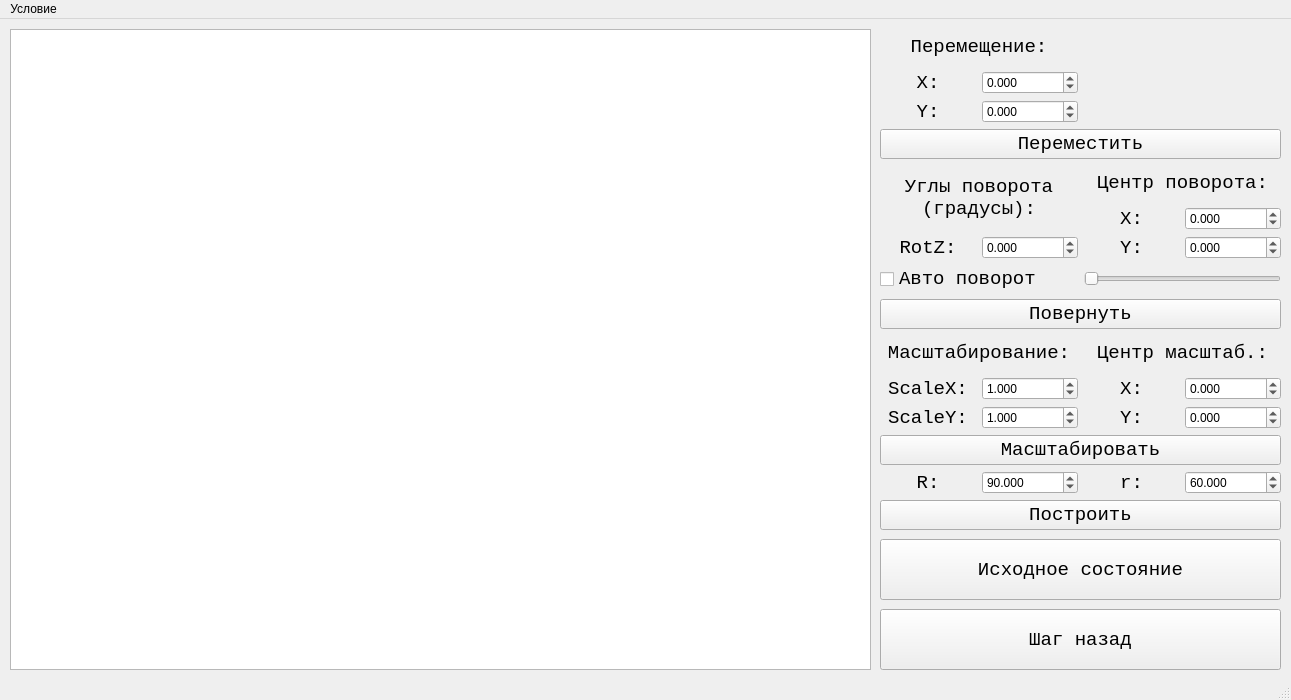
Before: the Qt Designer form lab_02_cg/mainwindow.ui in 4otis/4sem-computer-graphics, drawn with Qt 5.
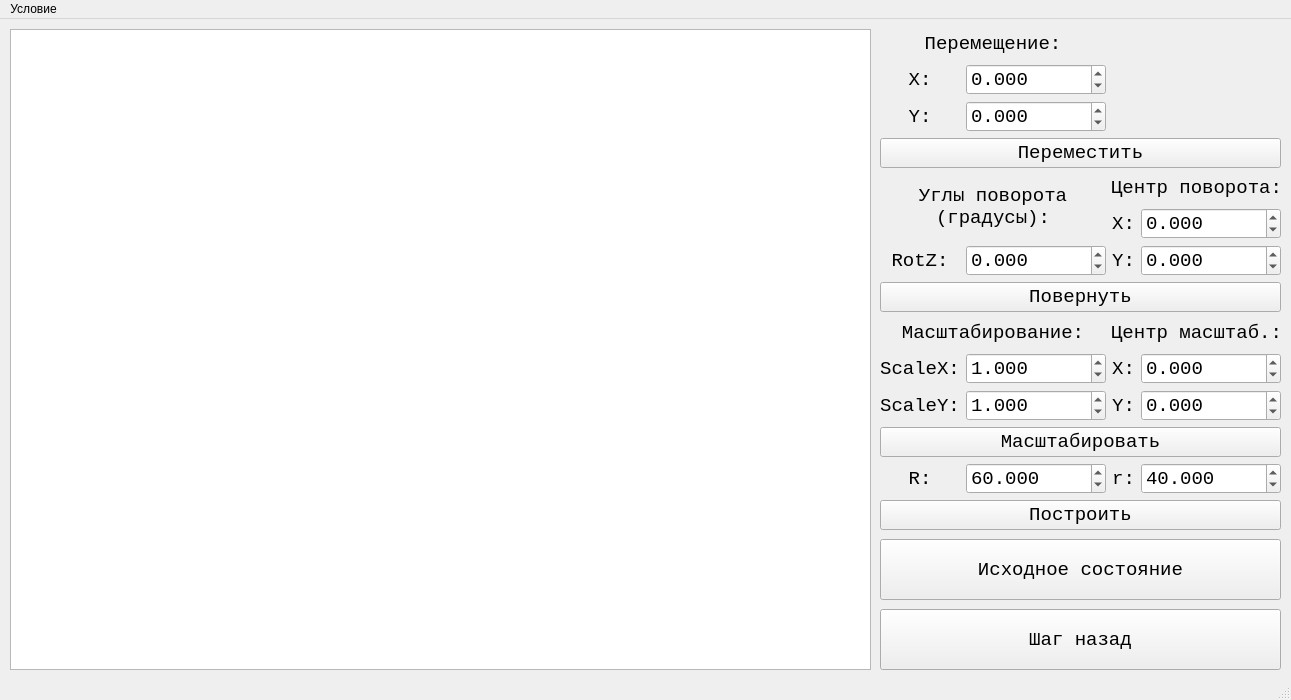
After: the same form once the commit is applied.

What changed in the file:
```diff
--- a/lab_02_cg/mainwindow.ui
+++ b/lab_02_cg/mainwindow.ui
@@ -86,6 +86,205 @@
      </rect>
     </property>
     <layout class="QGridLayout" name="gridLayout">
+     <item row="9" column="2">
+      <widget class="QLabel" name="label_10">
+       <property name="font">
+        <font>
+         <family>Consolas</family>
+         <pointsize>14</pointsize>
+        </font>
+       </property>
+       <property name="text">
+        <string>X:</string>
+       </property>
+       <property name="alignment">
+        <set>Qt::AlignCenter</set>
+       </property>
+      </widget>
+     </item>
+     <item row="12" column="1">
+      <widget class="QDoubleSpinBox" name="dspBuildA">
+       <property name="font">
+        <font>
+         <family>Consolas</family>
+         <pointsize>14</pointsize>
+        </font>
+       </property>
+       <property name="decimals">
+        <number>3</number>
+       </property>
+       <property name="minimum">
+        <double>0.001000000000000</double>
+       </property>
+       <property name="maximum">
+        <double>300.000000000000000</double>
+       </property>
+       <property name="value">
+        <double>60.000000000000000</double>
+       </property>
+      </widget>
+     </item>
+     <item row="0" column="0" colspan="2">
+      <widget class="QLabel" name="label01">
+       <property name="font">
+        <font>
+         <family>Consolas</family>
+         <pointsize>14</pointsize>
+        </font>
+       </property>
+       <property name="text">
+        <string>Перемещение:</string>
+       </property>
+       <property name="alignment">
+        <set>Qt::AlignCenter</set>
+       </property>
+      </widget>
+     </item>
+     <item row="12" column="3">
+      <widget class="QDoubleSpinBox" name="dspBuildB">
+       <property name="font">
+        <font>
+         <family>Consolas</family>
+         <pointsize>14</pointsize>
+        </font>
+       </property>
+       <property name="decimals">
+        <number>3</number>
+       </property>
+       <property name="minimum">
+        <double>0.001000000000000</double>
+       </property>
+       <property name="maximum">
+        <double>300.000000000000000</double>
+       </property>
+       <property name="value">
+        <double>40.000000000000000</double>
+       </property>
+      </widget>
+     </item>
+     <item row="5" column="3">
+      <widget class="QDoubleSpinBox" name="dspRotXcenter">
+       <property name="font">
+        <font>
+         <family>Consolas</family>
+         <pointsize>14</pointsize>
+        </font>
+       </property>
+       <property name="decimals">
+        <number>3</number>
+       </property>
+       <property name="minimum">
+        <double>-1000000.000000000000000</double>
+       </property>
+       <property name="maximum">
+        <double>1000000.000000000000000</double>
+       </property>
+      </widget>
+     </item>
+     <item row="6" column="1">
+      <widget class="QDoubleSpinBox" name="dspRotZ">
+       <property name="font">
+        <font>
+         <family>Consolas</family>
+         <pointsize>14</pointsize>
+        </font>
+       </property>
+       <property name="decimals">
+        <number>3</number>
+       </property>
+       <property name="minimum">
+        <double>-1000000.000000000000000</double>
+       </property>
+       <property name="maximum">
+        <double>1000000.000000000000000</double>
+       </property>
+       <property name="value">
+        <double>0.000000000000000</double>
+       </property>
+      </widget>
+     </item>
+     <item row="7" column="0" colspan="4">
+      <widget class="QPushButton" name="btnRotate">
+       <property name="font">
+        <font>
+         <family>Consolas</family>
+         <pointsize>14</pointsize>
+         <bold>false</bold>
+        </font>
+       </property>
+       <property name="text">
+        <string>Повернуть</string>
+       </property>
+      </widget>
+     </item>
+     <item row="5" column="2">
+      <widget class="QLabel" name="label_18">
+       <property name="font">
+        <font>
+         <family>Consolas</family>
+         <pointsize>14</pointsize>
+        </font>
+       </property>
+       <property name="text">
+        <string>X:</string>
+       </property>
+       <property name="alignment">
+        <set>Qt::AlignCenter</set>
+       </property>
+      </widget>
+     </item>
+     <item row="2" column="1">
+      <widget class="QDoubleSpinBox" name="dspMoveY">
+       <property name="font">
+        <font>
+         <family>Consolas</family>
+         <pointsize>14</pointsize>
+        </font>
+       </property>
+       <property name="decimals">
+        <number>3</number>
+       </property>
+       <property name="minimum">
+        <double>-1000000.000000000000000</double>
+       </property>
+       <property name="maximum">
+        <double>1000000.000000000000000</double>
+       </property>
+       <property name="value">
+        <double>0.000000000000000</double>
+       </property>
+      </widget>
+     </item>
+     <item row="8" column="0" colspan="2">
+      <widget class="QLabel" name="label_7">
+       <property name="font">
+        <font>
+         <family>Consolas</family>
+         <pointsize>14</pointsize>
+        </font>
+       </property>
+       <property name="text">
+        <string>Масштабирование:</string>
+       </property>
+       <property name="alignment">
+        <set>Qt::AlignCenter</set>
+       </property>
+      </widget>
+     </item>
+     <item row="11" column="0" colspan="4">
+      <widget class="QPushButton" name="btnScale">
+       <property name="font">
+        <font>
+         <family>Consolas</family>
+         <pointsize>14</pointsize>
+         <bold>false</bold>
+        </font>
+       </property>
+       <property name="text">
+        <string>Масштабировать</string>
+       </property>
+      </widget>
+     </item>
      <item row="1" column="0">
       <widget class="QLabel" name="label_2">
        <property name="font">
@@ -102,38 +301,6 @@
        </property>
       </widget>
      </item>
-     <item row="13" column="1">
-      <widget class="QDoubleSpinBox" name="dspBuildA">
-       <property name="decimals">
-        <number>3</number>
-       </property>
-       <property name="minimum">
-        <double>0.001000000000000</double>
-       </property>
-       <property name="maximum">
-        <double>300.000000000000000</double>
-       </property>
-       <property name="value">
-        <double>90.000000000000000</double>
-       </property>
-      </widget>
-     </item>
-     <item row="10" column="2">
-      <widget class="QLabel" name="label_10">
-       <property name="font">
-        <font>
-         <family>Consolas</family>
-         <pointsize>14</pointsize>
-        </font>
-       </property>
-       <property name="text">
-        <string>X:</string>
-       </property>
-       <property name="alignment">
-        <set>Qt::AlignCenter</set>
-       </property>
-      </widget>
-     </item>
      <item row="4" column="0" rowspan="2" colspan="2">
       <widget class="QLabel" name="label_13">
        <property name="font">
@@ -151,84 +318,7 @@
        </property>
       </widget>
      </item>
-     <item row="9" column="0" colspan="2">
-      <widget class="QLabel" name="label_7">
-       <property name="font">
-        <font>
-         <family>Consolas</family>
-         <pointsize>14</pointsize>
-        </font>
-       </property>
-       <property name="text">
-        <string>Масштабирование:</string>
-       </property>
-       <property name="alignment">
-        <set>Qt::AlignCenter</set>
-       </property>
-      </widget>
-     </item>
-     <item row="5" column="2">
-      <widget class="QLabel" name="label_18">
-       <property name="font">
-        <font>
-         <family>Consolas</family>
-         <pointsize>14</pointsize>
-        </font>
-       </property>
-       <property name="text">
-        <string>X:</string>
-       </property>
-       <property name="alignment">
-        <set>Qt::AlignCenter</set>
-       </property>
-      </widget>
-     </item>
-     <item row="11" column="3">
-      <widget class="QDoubleSpinBox" name="dspScaleYcenter">
-       <property name="decimals">
-        <number>3</number>
-       </property>
-       <property name="minimum">
-        <double>-1000000.000000000000000</double>
-       </property>
-       <property name="maximum">
-        <double>1000000.000000000000000</double>
-       </property>
-       <property name="value">
-        <double>0.000000000000000</double>
-       </property>
-      </widget>
-     </item>
-     <item row="11" column="1">
-      <widget class="QDoubleSpinBox" name="dspScaleY">
-       <property name="decimals">
-        <number>3</number>
-       </property>
-       <property name="minimum">
-        <double>-1000000.000000000000000</double>
-       </property>
-       <property name="maximum">
-        <double>1000000.000000000000000</double>
-       </property>
-       <property name="value">
-        <double>1.000000000000000</double>
-       </property>
-      </widget>
-     </item>
-     <item row="7" column="0" colspan="2">
-      <widget class="QCheckBox" name="checkBoxAutoRotation">
-       <property name="font">
-        <font>
-         <family>Consolas</family>
-         <pointsize>14</pointsize>
-        </font>
-       </property>
-       <property name="text">
-        <string>Авто поворот</string>
-       </property>
-      </widget>
-     </item>
-     <item row="11" column="0">
+     <item row="10" column="0">
       <widget class="QLabel" name="label_6">
        <property name="font">
         <font>
@@ -244,38 +334,6 @@
        </property>
       </widget>
      </item>
-     <item row="13" column="2">
-      <widget class="QLabel" name="label_8">
-       <property name="font">
-        <font>
-         <family>Consolas</family>
-         <pointsize>14</pointsize>
-        </font>
-       </property>
-       <property name="text">
-        <string>r:</string>
-       </property>
-       <property name="alignment">
-        <set>Qt::AlignCenter</set>
-       </property>
-      </widget>
-     </item>
-     <item row="10" column="0">
-      <widget class="QLabel" name="label_5">
-       <property name="font">
-        <font>
-         <family>Consolas</family>
-         <pointsize>14</pointsize>
-        </font>
-       </property>
-       <property name="text">
-        <string>ScaleX:</string>
-       </property>
-       <property name="alignment">
-        <set>Qt::AlignCenter</set>
-       </property>
-      </widget>
-     </item>
      <item row="6" column="0">
       <widget class="QLabel" name="label_15">
        <property name="font">
@@ -292,38 +350,14 @@
        </property>
       </widget>
      </item>
-     <item row="12" column="0" colspan="4">
-      <widget class="QPushButton" name="btnScale">
-       <property name="font">
-        <font>
-         <family>Consolas</family>
-         <pointsize>14</pointsize>
-         <bold>false</bold>
-        </font>
-       </property>
-       <property name="text">
-        <string>Масштабировать</string>
-       </property>
-      </widget>
-     </item>
-     <item row="6" column="2">
-      <widget class="QLabel" name="label_20">
-       <property name="font">
-        <font>
-         <family>Consolas</family>
-         <pointsize>14</pointsize>
-        </font>
-       </property>
-       <property name="text">
-        <string>Y:</string>
-       </property>
-       <property name="alignment">
-        <set>Qt::AlignCenter</set>
-       </property>
-      </widget>
-     </item>
      <item row="10" column="1">
-      <widget class="QDoubleSpinBox" name="dspScaleX">
+      <widget class="QDoubleSpinBox" name="dspScaleY">
+       <property name="font">
+        <font>
+         <family>Consolas</family>
+         <pointsize>14</pointsize>
+        </font>
+       </property>
        <property name="decimals">
         <number>3</number>
        </property>
@@ -338,8 +372,8 @@
        </property>
       </widget>
      </item>
-     <item row="8" column="0" colspan="4">
-      <widget class="QPushButton" name="btnRotate">
+     <item row="13" column="0" colspan="4">
+      <widget class="QPushButton" name="btnBuild">
        <property name="font">
         <font>
          <family>Consolas</family>
@@ -348,11 +382,11 @@
         </font>
        </property>
        <property name="text">
-        <string>Повернуть</string>
+        <string>Построить</string>
        </property>
       </widget>
      </item>
-     <item row="13" column="0">
+     <item row="12" column="0">
       <widget class="QLabel" name="label_4">
        <property name="font">
         <font>
@@ -368,24 +402,8 @@
        </property>
       </widget>
      </item>
-     <item row="13" column="3">
-      <widget class="QDoubleSpinBox" name="dspBuildB">
-       <property name="decimals">
-        <number>3</number>
-       </property>
-       <property name="minimum">
-        <double>0.001000000000000</double>
-       </property>
-       <property name="maximum">
-        <double>300.000000000000000</double>
-       </property>
-       <property name="value">
-        <double>60.000000000000000</double>
-       </property>
-      </widget>
-     </item>
-     <item row="11" column="2">
-      <widget class="QLabel" name="label_11">
+     <item row="9" column="0">
+      <widget class="QLabel" name="label_5">
        <property name="font">
         <font>
          <family>Consolas</family>
@@ -393,134 +411,21 @@
         </font>
        </property>
        <property name="text">
-        <string>Y:</string>
+        <string>ScaleX:</string>
        </property>
        <property name="alignment">
         <set>Qt::AlignCenter</set>
        </property>
       </widget>
      </item>
-     <item row="1" column="1">
-      <widget class="QDoubleSpinBox" name="dspMoveX">
-       <property name="decimals">
-        <number>3</number>
-       </property>
-       <property name="minimum">
-        <double>-1000000.000000000000000</double>
-       </property>
-       <property name="maximum">
-        <double>1000000.000000000000000</double>
-       </property>
-      </widget>
-     </item>
-     <item row="0" column="0" colspan="2">
-      <widget class="QLabel" name="label01">
-       <property name="font">
-        <font>
-         <family>Consolas</family>
-         <pointsize>14</pointsize>
-        </font>
-       </property>
-       <property name="text">
-        <string>Перемещение:</string>
-       </property>
-       <property name="alignment">
-        <set>Qt::AlignCenter</set>
-       </property>
-      </widget>
-     </item>
-     <item row="7" column="2" colspan="2">
-      <widget class="QSlider" name="horizontalSlider">
-       <property name="minimum">
-        <number>1</number>
-       </property>
-       <property name="maximum">
-        <number>100</number>
-       </property>
-       <property name="tracking">
-        <bool>true</bool>
-       </property>
-       <property name="orientation">
-        <enum>Qt::Horizontal</enum>
-       </property>
-      </widget>
-     </item>
-     <item row="2" column="1">
-      <widget class="QDoubleSpinBox" name="dspMoveY">
-       <property name="decimals">
-        <number>3</number>
-       </property>
-       <property name="minimum">
-        <double>-1000000.000000000000000</double>
-       </property>
-       <property name="maximum">
-        <double>1000000.000000000000000</double>
-       </property>
-       <property name="value">
-        <double>0.000000000000000</double>
-       </property>
-      </widget>
-     </item>
-     <item row="5" column="3">
-      <widget class="QDoubleSpinBox" name="dspRotXcenter">
-       <property name="decimals">
-        <number>3</number>
-       </property>
-       <property name="minimum">
-        <double>-1000000.000000000000000</double>
-       </property>
-       <property name="maximum">
-        <double>1000000.000000000000000</double>
-       </property>
-      </widget>
-     </item>
-     <item row="6" column="1">
-      <widget class="QDoubleSpinBox" name="dspRotZ">
-       <property name="decimals">
-        <number>3</number>
-       </property>
-       <property name="minimum">
-        <double>-1000000.000000000000000</double>
-       </property>
-       <property name="maximum">
-        <double>1000000.000000000000000</double>
-       </property>
-       <property name="value">
-        <double>0.000000000000000</double>
-       </property>
-      </widget>
-     </item>
-     <item row="9" column="2" colspan="2">
-      <widget class="QLabel" name="label_9">
-       <property name="font">
-        <font>
-         <family>Consolas</family>
-         <pointsize>14</pointsize>
-        </font>
-       </property>
-       <property name="text">
-        <string>Центр масштаб.:</string>
-       </property>
-       <property name="alignment">
-        <set>Qt::AlignCenter</set>
-       </property>
-      </widget>
-     </item>
-     <item row="10" column="3">
+     <item row="9" column="3">
       <widget class="QDoubleSpinBox" name="dspScaleXcenter">
-       <property name="decimals">
-        <number>3</number>
+       <property name="font">
+        <font>
+         <family>Consolas</family>
+         <pointsize>14</pointsize>
+        </font>
        </property>
-       <property name="minimum">
-        <double>-1000000.000000000000000</double>
-       </property>
-       <property name="maximum">
-        <double>1000000.000000000000000</double>
-       </property>
-      </widget>
-     </item>
-     <item row="6" column="3">
-      <widget class="QDoubleSpinBox" name="dspRotYcenter">
        <property name="decimals">
         <number>3</number>
        </property>
@@ -530,9 +435,6 @@
        <property name="maximum">
         <double>1000000.000000000000000</double>
        </property>
-       <property name="value">
-        <double>0.000000000000000</double>
-       </property>
       </widget>
      </item>
      <item row="4" column="2" colspan="2">
@@ -551,33 +453,44 @@
        </property>
       </widget>
      </item>
-     <item row="2" column="0">
-      <widget class="QLabel" name="label_3">
+     <item row="1" column="1">
+      <widget class="QDoubleSpinBox" name="dspMoveX">
        <property name="font">
         <font>
          <family>Consolas</family>
          <pointsize>14</pointsize>
         </font>
        </property>
-       <property name="text">
-        <string>Y:</string>
+       <property name="decimals">
+        <number>3</number>
        </property>
-       <property name="alignment">
-        <set>Qt::AlignCenter</set>
+       <property name="minimum">
+        <double>-1000000.000000000000000</double>
+       </property>
+       <property name="maximum">
+        <double>1000000.000000000000000</double>
        </property>
       </widget>
      </item>
-     <item row="14" column="0" colspan="4">
-      <widget class="QPushButton" name="btnBuild">
+     <item row="6" column="3">
+      <widget class="QDoubleSpinBox" name="dspRotYcenter">
        <property name="font">
         <font>
          <family>Consolas</family>
          <pointsize>14</pointsize>
-         <bold>false</bold>
         </font>
        </property>
-       <property name="text">
-        <string>Построить</string>
+       <property name="decimals">
+        <number>3</number>
+       </property>
+       <property name="minimum">
+        <double>-1000000.000000000000000</double>
+       </property>
+       <property name="maximum">
+        <double>1000000.000000000000000</double>
+       </property>
+       <property name="value">
+        <double>0.000000000000000</double>
        </property>
       </widget>
      </item>
@@ -595,6 +508,130 @@
        </property>
       </widget>
      </item>
+     <item row="12" column="2">
+      <widget class="QLabel" name="label_8">
+       <property name="font">
+        <font>
+         <family>Consolas</family>
+         <pointsize>14</pointsize>
+        </font>
+       </property>
+       <property name="text">
+        <string>r:</string>
+       </property>
+       <property name="alignment">
+        <set>Qt::AlignCenter</set>
+       </property>
+      </widget>
+     </item>
+     <item row="2" column="0">
+      <widget class="QLabel" name="label_3">
+       <property name="font">
+        <font>
+         <family>Consolas</family>
+         <pointsize>14</pointsize>
+        </font>
+       </property>
+       <property name="text">
+        <string>Y:</string>
+       </property>
+       <property name="alignment">
+        <set>Qt::AlignCenter</set>
+       </property>
+      </widget>
+     </item>
+     <item row="9" column="1">
+      <widget class="QDoubleSpinBox" name="dspScaleX">
+       <property name="font">
+        <font>
+         <family>Consolas</family>
+         <pointsize>14</pointsize>
+        </font>
+       </property>
+       <property name="decimals">
+        <number>3</number>
+       </property>
+       <property name="minimum">
+        <double>-1000000.000000000000000</double>
+       </property>
+       <property name="maximum">
+        <double>1000000.000000000000000</double>
+       </property>
+       <property name="value">
+        <double>1.000000000000000</double>
+       </property>
+      </widget>
+     </item>
+     <item row="10" column="2">
+      <widget class="QLabel" name="label_11">
+       <property name="font">
+        <font>
+         <family>Consolas</family>
+         <pointsize>14</pointsize>
+        </font>
+       </property>
+       <property name="text">
+        <string>Y:</string>
+       </property>
+       <property name="alignment">
+        <set>Qt::AlignCenter</set>
+       </property>
+      </widget>
+     </item>
+     <item row="6" column="2">
+      <widget class="QLabel" name="label_20">
+       <property name="font">
+        <font>
+         <family>Consolas</family>
+         <pointsize>14</pointsize>
+        </font>
+       </property>
+       <property name="text">
+        <string>Y:</string>
+       </property>
+       <property name="alignment">
+        <set>Qt::AlignCenter</set>
+       </property>
+      </widget>
+     </item>
+     <item row="8" column="2" colspan="2">
+      <widget class="QLabel" name="label_9">
+       <property name="font">
+        <font>
+         <family>Consolas</family>
+         <pointsize>14</pointsize>
+        </font>
+       </property>
+       <property name="text">
+        <string>Центр масштаб.:</string>
+       </property>
+       <property name="alignment">
+        <set>Qt::AlignCenter</set>
+       </property>
+      </widget>
+     </item>
+     <item row="10" column="3">
+      <widget class="QDoubleSpinBox" name="dspScaleYcenter">
+       <property name="font">
+        <font>
+         <family>Consolas</family>
+         <pointsize>14</pointsize>
+        </font>
+       </property>
+       <property name="decimals">
+        <number>3</number>
+       </property>
+       <property name="minimum">
+        <double>-1000000.000000000000000</double>
+       </property>
+       <property name="maximum">
+        <double>1000000.000000000000000</double>
+       </property>
+       <property name="value">
+        <double>0.000000000000000</double>
+       </property>
+      </widget>
+     </item>
     </layout>
    </widget>
    <widget class="QPushButton" name="btnStepBack">
```
